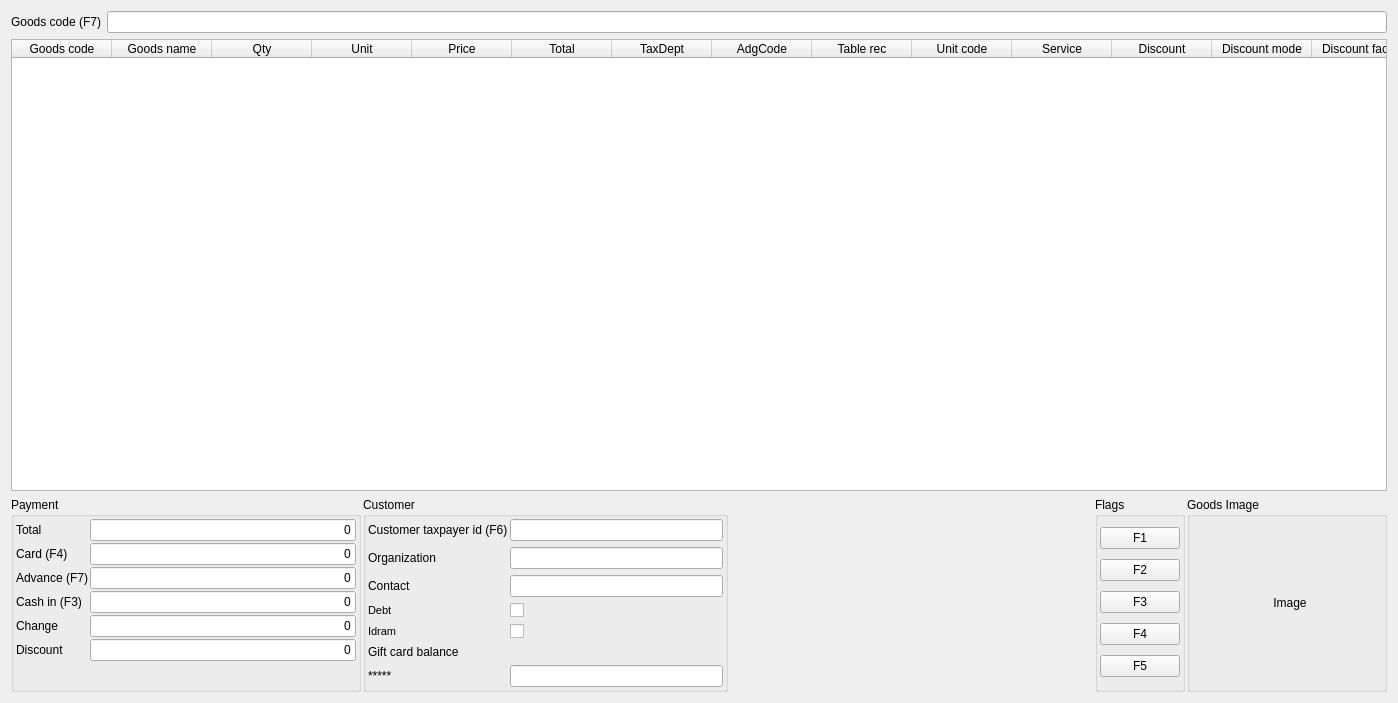
Old version of the form Shop/worder.ui in the repository End1-1/Cafe5.
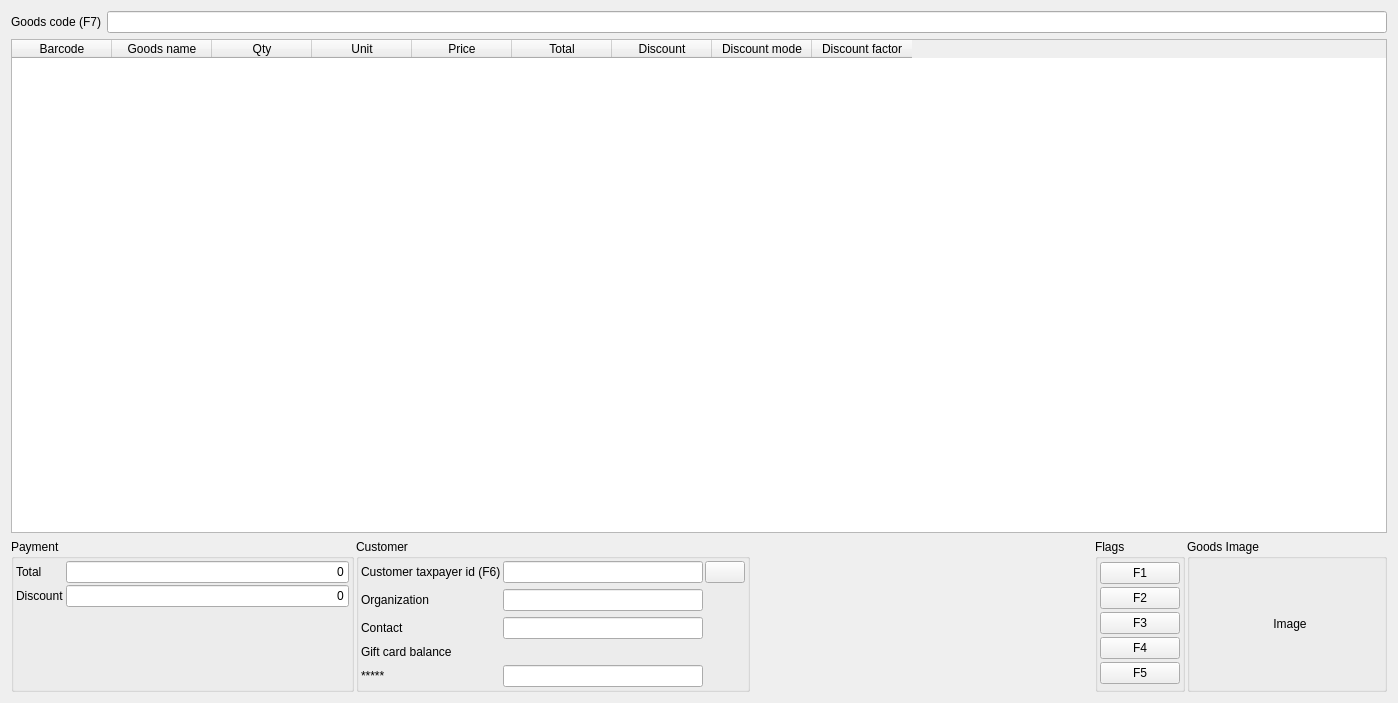
New version of the form. Icons and pictures are not drawn. Custom widgets are drawn as their Qt base class.

Diff of the .ui file:
```diff
--- a/Shop/worder.ui
+++ b/Shop/worder.ui
@@ -73,7 +73,7 @@
      </property>
      <column>
       <property name="text">
-       <string>Goods code</string>
+       <string>Barcode</string>
       </property>
      </column>
      <column>
@@ -101,31 +101,6 @@
        <string>Total</string>
       </property>
      </column>
-     <column>
-      <property name="text">
-       <string>TaxDept</string>
-      </property>
-     </column>
-     <column>
-      <property name="text">
-       <string>AdgCode</string>
-      </property>
-     </column>
-     <column>
-      <property name="text">
-       <string>Table rec</string>
-      </property>
-     </column>
-     <column>
-      <property name="text">
-       <string>Unit code</string>
-      </property>
-     </column>
-     <column>
-      <property name="text">
-       <string>Service</string>
-      </property>
-     </column>
      <column>
       <property name="text">
        <string>Discount</string>
@@ -221,113 +196,6 @@
           </widget>
          </item>
          <item row="1" column="0">
-          <widget class="QLabel" name="label_5">
-           <property name="sizePolicy">
-            <sizepolicy hsizetype="Minimum" vsizetype="Preferred">
-             <horstretch>0</horstretch>
-             <verstretch>0</verstretch>
-            </sizepolicy>
-           </property>
-           <property name="text">
-            <string>Card (F4)</string>
-           </property>
-          </widget>
-         </item>
-         <item row="1" column="1">
-          <widget class="C5LineEdit" name="leCard">
-           <property name="focusPolicy">
-            <enum>Qt::StrongFocus</enum>
-           </property>
-           <property name="text">
-            <string>0</string>
-           </property>
-           <property name="alignment">
-            <set>Qt::AlignRight|Qt::AlignTrailing|Qt::AlignVCenter</set>
-           </property>
-          </widget>
-         </item>
-         <item row="2" column="0">
-          <widget class="QLabel" name="lbAdvance">
-           <property name="sizePolicy">
-            <sizepolicy hsizetype="Minimum" vsizetype="Preferred">
-             <horstretch>0</horstretch>
-             <verstretch>0</verstretch>
-            </sizepolicy>
-           </property>
-           <property name="text">
-            <string>Advance (F7)</string>
-           </property>
-          </widget>
-         </item>
-         <item row="2" column="1">
-          <widget class="C5LineEdit" name="leAdvance">
-           <property name="focusPolicy">
-            <enum>Qt::StrongFocus</enum>
-           </property>
-           <property name="text">
-            <string>0</string>
-           </property>
-           <property name="alignment">
-            <set>Qt::AlignRight|Qt::AlignTrailing|Qt::AlignVCenter</set>
-           </property>
-          </widget>
-         </item>
-         <item row="3" column="0">
-          <widget class="QLabel" name="label_3">
-           <property name="sizePolicy">
-            <sizepolicy hsizetype="Minimum" vsizetype="Preferred">
-             <horstretch>0</horstretch>
-             <verstretch>0</verstretch>
-            </sizepolicy>
-           </property>
-           <property name="text">
-            <string>Cash in (F3)</string>
-           </property>
-          </widget>
-         </item>
-         <item row="3" column="1">
-          <widget class="C5LineEdit" name="leCash">
-           <property name="focusPolicy">
-            <enum>Qt::StrongFocus</enum>
-           </property>
-           <property name="text">
-            <string>0</string>
-           </property>
-           <property name="alignment">
-            <set>Qt::AlignRight|Qt::AlignTrailing|Qt::AlignVCenter</set>
-           </property>
-          </widget>
-         </item>
-         <item row="4" column="0">
-          <widget class="QLabel" name="label_4">
-           <property name="sizePolicy">
-            <sizepolicy hsizetype="Minimum" vsizetype="Preferred">
-             <horstretch>0</horstretch>
-             <verstretch>0</verstretch>
-            </sizepolicy>
-           </property>
-           <property name="text">
-            <string>Change</string>
-           </property>
-          </widget>
-         </item>
-         <item row="4" column="1">
-          <widget class="C5LineEdit" name="leChange">
-           <property name="focusPolicy">
-            <enum>Qt::NoFocus</enum>
-           </property>
-           <property name="text">
-            <string>0</string>
-           </property>
-           <property name="alignment">
-            <set>Qt::AlignRight|Qt::AlignTrailing|Qt::AlignVCenter</set>
-           </property>
-           <property name="readOnly">
-            <bool>true</bool>
-           </property>
-          </widget>
-         </item>
-         <item row="5" column="0">
           <widget class="QLabel" name="lbDisc">
            <property name="sizePolicy">
             <sizepolicy hsizetype="Minimum" vsizetype="Preferred">
@@ -340,7 +208,7 @@
            </property>
           </widget>
          </item>
-         <item row="5" column="1">
+         <item row="1" column="1">
           <widget class="C5LineEdit" name="leDisc">
            <property name="focusPolicy">
             <enum>Qt::NoFocus</enum>
@@ -370,10 +238,7 @@
         <property name="title">
          <string>Customer</string>
         </property>
-        <layout class="QFormLayout" name="formLayout_3">
-         <property name="horizontalSpacing">
-          <number>2</number>
-         </property>
+        <layout class="QGridLayout" name="gridLayout">
          <property name="leftMargin">
           <number>2</number>
          </property>
@@ -386,20 +251,48 @@
          <property name="bottomMargin">
           <number>2</number>
          </property>
-         <item row="0" column="0">
-          <widget class="QLabel" name="lbCustomer_2">
+         <property name="horizontalSpacing">
+          <number>2</number>
+         </property>
+         <item row="3" column="0">
+          <widget class="QLabel" name="lbPartner_3">
            <property name="sizePolicy">
             <sizepolicy hsizetype="Minimum" vsizetype="Preferred">
              <horstretch>0</horstretch>
              <verstretch>0</verstretch>
             </sizepolicy>
            </property>
+           <property name="font">
+            <font>
+             <weight>50</weight>
+             <bold>false</bold>
+            </font>
+           </property>
            <property name="text">
-            <string>Customer taxpayer id (F6)</string>
+            <string>Contact</string>
            </property>
           </widget>
          </item>
-         <item row="0" column="1">
+         <item row="2" column="0">
+          <widget class="QLabel" name="lbPartner">
+           <property name="sizePolicy">
+            <sizepolicy hsizetype="Minimum" vsizetype="Preferred">
+             <horstretch>0</horstretch>
+             <verstretch>0</verstretch>
+            </sizepolicy>
+           </property>
+           <property name="font">
+            <font>
+             <weight>50</weight>
+             <bold>false</bold>
+            </font>
+           </property>
+           <property name="text">
+            <string>Organization</string>
+           </property>
+          </widget>
+         </item>
+         <item row="0" column="1" colspan="2">
           <widget class="C5LineEdit" name="leCustomerTaxpayerId">
            <property name="minimumSize">
             <size>
@@ -427,187 +320,113 @@
            </property>
           </widget>
          </item>
-         <item row="1" column="0">
-          <widget class="QLabel" name="lbPartner">
-           <property name="sizePolicy">
-            <sizepolicy hsizetype="Minimum" vsizetype="Preferred">
-             <horstretch>0</horstretch>
-             <verstretch>0</verstretch>
-            </sizepolicy>
-           </property>
-           <property name="font">
-            <font>
-             <weight>50</weight>
-             <bold>false</bold>
-            </font>
-           </property>
-           <property name="text">
-            <string>Organization</string>
-           </property>
-          </widget>
-         </item>
-         <item row="1" column="1">
-          <widget class="C5LineEdit" name="leOrganization">
-           <property name="minimumSize">
-            <size>
-             <width>200</width>
-             <height>0</height>
-            </size>
-           </property>
-           <property name="maximumSize">
-            <size>
-             <width>16777215</width>
-             <height>16777215</height>
-            </size>
-           </property>
-           <property name="font">
-            <font>
-             <weight>50</weight>
-             <bold>false</bold>
-            </font>
-           </property>
-           <property name="focusPolicy">
-            <enum>Qt::NoFocus</enum>
-           </property>
-           <property name="readOnly">
-            <bool>true</bool>
-           </property>
-          </widget>
-         </item>
-         <item row="2" column="0">
-          <widget class="QLabel" name="lbPartner_3">
-           <property name="sizePolicy">
-            <sizepolicy hsizetype="Minimum" vsizetype="Preferred">
-             <horstretch>0</horstretch>
-             <verstretch>0</verstretch>
-            </sizepolicy>
-           </property>
-           <property name="font">
-            <font>
-             <weight>50</weight>
-             <bold>false</bold>
-            </font>
-           </property>
-           <property name="text">
-            <string>Contact</string>
-           </property>
-          </widget>
-         </item>
-         <item row="2" column="1">
-          <widget class="C5LineEdit" name="leContact">
-           <property name="minimumSize">
-            <size>
-             <width>200</width>
-             <height>0</height>
-            </size>
-           </property>
-           <property name="maximumSize">
-            <size>
-             <width>16777215</width>
-             <height>16777215</height>
-            </size>
-           </property>
-           <property name="font">
-            <font>
-             <weight>50</weight>
-             <bold>false</bold>
-            </font>
-           </property>
-           <property name="focusPolicy">
-            <enum>Qt::NoFocus</enum>
-           </property>
-           <property name="readOnly">
-            <bool>true</bool>
-           </property>
-          </widget>
-         </item>
-         <item row="3" column="0">
-          <widget class="QLabel" name="lbDept">
-           <property name="sizePolicy">
-            <sizepolicy hsizetype="Minimum" vsizetype="Preferred">
-             <horstretch>0</horstretch>
-             <verstretch>0</verstretch>
-            </sizepolicy>
-           </property>
-           <property name="font">
-            <font>
-             <pointsize>8</pointsize>
-             <weight>50</weight>
-             <bold>false</bold>
-            </font>
-           </property>
-           <property name="text">
-            <string>Debt</string>
-           </property>
-          </widget>
-         </item>
-         <item row="3" column="1">
-          <widget class="QCheckBox" name="chDebt">
-           <property name="focusPolicy">
-            <enum>Qt::NoFocus</enum>
-           </property>
-           <property name="layoutDirection">
-            <enum>Qt::LeftToRight</enum>
-           </property>
-           <property name="text">
-            <string/>
-           </property>
-          </widget>
-         </item>
          <item row="4" column="0">
-          <widget class="QLabel" name="lbDept_2">
-           <property name="sizePolicy">
-            <sizepolicy hsizetype="Minimum" vsizetype="Preferred">
-             <horstretch>0</horstretch>
-             <verstretch>0</verstretch>
-            </sizepolicy>
-           </property>
-           <property name="font">
-            <font>
-             <pointsize>8</pointsize>
-             <weight>50</weight>
-             <bold>false</bold>
-            </font>
-           </property>
-           <property name="text">
-            <string>Idram</string>
-           </property>
-          </widget>
-         </item>
-         <item row="4" column="1">
-          <widget class="QCheckBox" name="chIdram">
-           <property name="focusPolicy">
-            <enum>Qt::NoFocus</enum>
-           </property>
-           <property name="layoutDirection">
-            <enum>Qt::LeftToRight</enum>
-           </property>
-           <property name="text">
-            <string/>
-           </property>
-          </widget>
-         </item>
-         <item row="5" column="0">
           <widget class="QLabel" name="label_6">
            <property name="text">
             <string>Gift card balance</string>
            </property>
           </widget>
          </item>
-         <item row="6" column="0">
+         <item row="3" column="1" colspan="2">
+          <widget class="C5LineEdit" name="leContact">
+           <property name="minimumSize">
+            <size>
+             <width>200</width>
+             <height>0</height>
+            </size>
+           </property>
+           <property name="maximumSize">
+            <size>
+             <width>16777215</width>
+             <height>16777215</height>
+            </size>
+           </property>
+           <property name="font">
+            <font>
+             <weight>50</weight>
+             <bold>false</bold>
+            </font>
+           </property>
+           <property name="focusPolicy">
+            <enum>Qt::NoFocus</enum>
+           </property>
+           <property name="readOnly">
+            <bool>true</bool>
+           </property>
+          </widget>
+         </item>
+         <item row="5" column="1" colspan="2">
+          <widget class="C5LineEdit" name="leGiftCardAmount">
+           <property name="readOnly">
+            <bool>true</bool>
+           </property>
+          </widget>
+         </item>
+         <item row="5" column="0">
           <widget class="QLabel" name="lbGiftCard">
            <property name="text">
             <string>*****</string>
            </property>
           </widget>
          </item>
-         <item row="6" column="1">
-          <widget class="C5LineEdit" name="leGiftCardAmount">
+         <item row="0" column="0">
+          <widget class="QLabel" name="lbCustomer_2">
+           <property name="sizePolicy">
+            <sizepolicy hsizetype="Minimum" vsizetype="Preferred">
+             <horstretch>0</horstretch>
+             <verstretch>0</verstretch>
+            </sizepolicy>
+           </property>
+           <property name="text">
+            <string>Customer taxpayer id (F6)</string>
+           </property>
+          </widget>
+         </item>
+         <item row="2" column="1" colspan="2">
+          <widget class="C5LineEdit" name="leOrganization">
+           <property name="minimumSize">
+            <size>
+             <width>200</width>
+             <height>0</height>
+            </size>
+           </property>
+           <property name="maximumSize">
+            <size>
+             <width>16777215</width>
+             <height>16777215</height>
+            </size>
+           </property>
+           <property name="font">
+            <font>
+             <weight>50</weight>
+             <bold>false</bold>
+            </font>
+           </property>
+           <property name="focusPolicy">
+            <enum>Qt::NoFocus</enum>
+           </property>
            <property name="readOnly">
             <bool>true</bool>
            </property>
           </widget>
          </item>
+         <item row="0" column="3">
+          <widget class="QPushButton" name="btnSearchPartner">
+           <property name="sizePolicy">
+            <sizepolicy hsizetype="Preferred" vsizetype="Preferred">
+             <horstretch>0</horstretch>
+             <verstretch>0</verstretch>
+            </sizepolicy>
+           </property>
+           <property name="text">
+            <string/>
+           </property>
+           <property name="icon">
+            <iconset resource="../resources/res.qrc">
+             <normaloff>:/search.png</normaloff>:/search.png</iconset>
+           </property>
+          </widget>
+         </item>
         </layout>
        </widget>
       </item>
```
Left out of the diff: 9 changed lines with no effect on the pictures.
